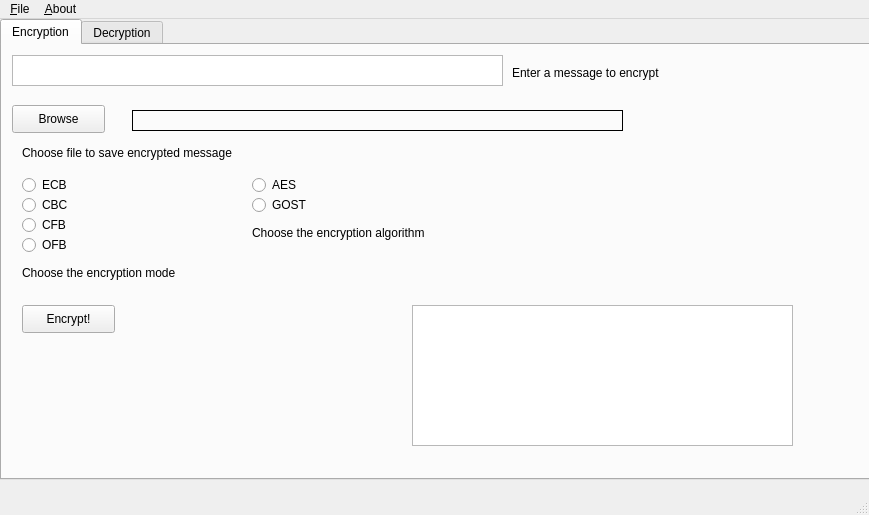
First picture: the form in untitled/mainwindow.ui, repository grindrake/computergraphix, before the edit.
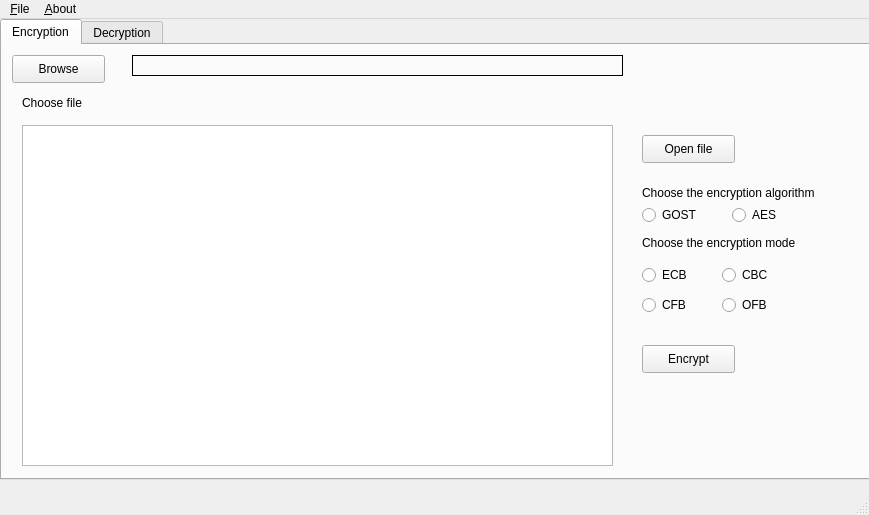
Second picture: the form after the edit.

Diff of the .ui file:
```diff
--- a/untitled/mainwindow.ui
+++ b/untitled/mainwindow.ui
@@ -33,41 +33,11 @@
      <attribute name="title">
       <string>Encryption</string>
      </attribute>
-     <widget class="QTextEdit" name="textEdit">
-      <property name="geometry">
-       <rect>
-        <x>10</x>
-        <y>10</y>
-        <width>491</width>
-        <height>31</height>
-       </rect>
-      </property>
-      <property name="html">
-       <string>&lt;!DOCTYPE HTML PUBLIC &quot;-//W3C//DTD HTML 4.0//EN&quot; &quot;http://www.w3.org/TR/REC-html40/strict.dtd&quot;&gt;
-&lt;html&gt;&lt;head&gt;&lt;meta name=&quot;qrichtext&quot; content=&quot;1&quot; /&gt;&lt;style type=&quot;text/css&quot;&gt;
-p, li { white-space: pre-wrap; }
-&lt;/style&gt;&lt;/head&gt;&lt;body style=&quot; font-family:'MS Shell Dlg 2'; font-size:7.8pt; font-weight:400; font-style:normal;&quot;&gt;
-&lt;p style=&quot;-qt-paragraph-type:empty; margin-top:0px; margin-bottom:0px; margin-left:0px; margin-right:0px; -qt-block-indent:0; text-indent:0px; font-size:8pt;&quot;&gt;&lt;br /&gt;&lt;/p&gt;&lt;/body&gt;&lt;/html&gt;</string>
-      </property>
-     </widget>
-     <widget class="QLabel" name="label">
-      <property name="geometry">
-       <rect>
-        <x>510</x>
-        <y>20</y>
-        <width>161</width>
-        <height>16</height>
-       </rect>
-      </property>
-      <property name="text">
-       <string>Enter a message to encrypt</string>
-      </property>
-     </widget>
      <widget class="QPushButton" name="pushButton">
       <property name="geometry">
        <rect>
         <x>10</x>
-        <y>60</y>
+        <y>10</y>
         <width>93</width>
         <height>28</height>
        </rect>
@@ -80,7 +50,7 @@
       <property name="geometry">
        <rect>
         <x>130</x>
-        <y>65</y>
+        <y>10</y>
         <width>491</width>
         <height>21</height>
        </rect>
@@ -96,20 +66,20 @@
       <property name="geometry">
        <rect>
         <x>20</x>
-        <y>100</y>
-        <width>231</width>
+        <y>50</y>
+        <width>71</width>
         <height>16</height>
        </rect>
       </property>
       <property name="text">
-       <string>Choose file to save encrypted message</string>
+       <string>Choose file</string>
       </property>
      </widget>
      <widget class="QRadioButton" name="radioButton">
       <property name="geometry">
        <rect>
-        <x>20</x>
-        <y>130</y>
+        <x>640</x>
+        <y>220</y>
         <width>95</width>
         <height>20</height>
        </rect>
@@ -121,8 +91,8 @@
      <widget class="QRadioButton" name="radioButton_2">
       <property name="geometry">
        <rect>
-        <x>20</x>
-        <y>150</y>
+        <x>720</x>
+        <y>220</y>
         <width>95</width>
         <height>20</height>
        </rect>
@@ -134,8 +104,8 @@
      <widget class="QRadioButton" name="radioButton_3">
       <property name="geometry">
        <rect>
-        <x>20</x>
-        <y>170</y>
+        <x>640</x>
+        <y>250</y>
         <width>95</width>
         <height>20</height>
        </rect>
@@ -143,12 +113,18 @@
       <property name="text">
        <string>CFB</string>
       </property>
+      <property name="checked">
+       <bool>false</bool>
+      </property>
+      <attribute name="buttonGroup">
+       <string notr="true">buttonGroup_2</string>
+      </attribute>
      </widget>
      <widget class="QRadioButton" name="radioButton_4">
       <property name="geometry">
        <rect>
-        <x>20</x>
-        <y>190</y>
+        <x>720</x>
+        <y>250</y>
         <width>95</width>
         <height>20</height>
        </rect>
@@ -156,12 +132,18 @@
       <property name="text">
        <string>OFB</string>
       </property>
+      <property name="checked">
+       <bool>false</bool>
+      </property>
+      <attribute name="buttonGroup">
+       <string notr="true">buttonGroup_2</string>
+      </attribute>
      </widget>
      <widget class="QRadioButton" name="radioButton_5">
       <property name="geometry">
        <rect>
-        <x>250</x>
-        <y>150</y>
+        <x>640</x>
+        <y>160</y>
         <width>95</width>
         <height>20</height>
        </rect>
@@ -173,8 +155,8 @@
      <widget class="QRadioButton" name="radioButton_6">
       <property name="geometry">
        <rect>
-        <x>250</x>
-        <y>130</y>
+        <x>730</x>
+        <y>160</y>
         <width>95</width>
         <height>20</height>
        </rect>
@@ -186,8 +168,8 @@
      <widget class="QLabel" name="label_4">
       <property name="geometry">
        <rect>
-        <x>20</x>
-        <y>220</y>
+        <x>640</x>
+        <y>190</y>
         <width>171</width>
         <height>16</height>
        </rect>
@@ -199,8 +181,8 @@
      <widget class="QLabel" name="label_5">
       <property name="geometry">
        <rect>
-        <x>250</x>
-        <y>180</y>
+        <x>640</x>
+        <y>140</y>
         <width>191</width>
         <height>16</height>
        </rect>
@@ -212,25 +194,38 @@
      <widget class="QPushButton" name="pushButton_2">
       <property name="geometry">
        <rect>
+        <x>640</x>
+        <y>90</y>
+        <width>93</width>
+        <height>28</height>
+       </rect>
+      </property>
+      <property name="text">
+       <string>Open file</string>
+      </property>
+     </widget>
+     <widget class="QTextEdit" name="textEdit">
+      <property name="geometry">
+       <rect>
         <x>20</x>
-        <y>260</y>
-        <width>93</width>
-        <height>28</height>
+        <y>80</y>
+        <width>591</width>
+        <height>341</height>
        </rect>
       </property>
-      <property name="text">
-       <string>Encrypt!</string>
-      </property>
      </widget>
-     <widget class="QTextEdit" name="ed3">
+     <widget class="QPushButton" name="pushButton_5">
       <property name="geometry">
        <rect>
-        <x>410</x>
-        <y>260</y>
-        <width>381</width>
-        <height>141</height>
+        <x>640</x>
+        <y>300</y>
+        <width>93</width>
+        <height>28</height>
        </rect>
       </property>
+      <property name="text">
+       <string>Encrypt</string>
+      </property>
      </widget>
     </widget>
     <widget class="QWidget" name="tab_2">
```
Left out of the diff: 81 changed lines with no effect on the pictures.
